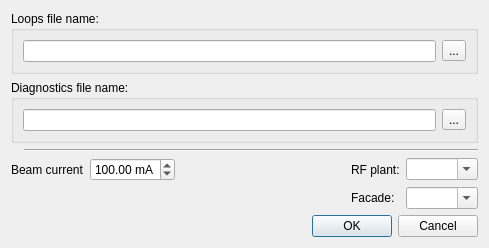
Old version of the form widgets/ui/FileLoader.ui in the repository srgblnch/FastDataLoggerGUI.
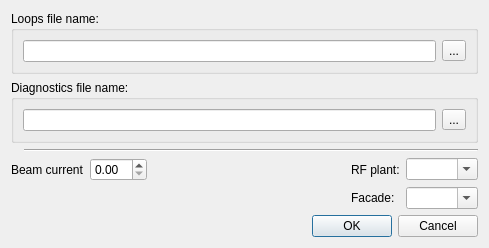
New version of the form. Custom widgets are drawn as their Qt base class.

What changed in the file:
```diff
--- a/widgets/ui/FileLoader.ui
+++ b/widgets/ui/FileLoader.ui
@@ -87,18 +87,6 @@
      </item>
      <item row="0" column="1">
       <widget class="QDoubleSpinBox" name="beamCurrentValue">
-       <property name="suffix">
-        <string> mA</string>
-       </property>
-       <property name="minimum">
-        <double>1.000000000000000</double>
-       </property>
-       <property name="maximum">
-        <double>400.000000000000000</double>
-       </property>
-       <property name="value">
-        <double>100.000000000000000</double>
-       </property>
       </widget>
      </item>
     </layout>
```
